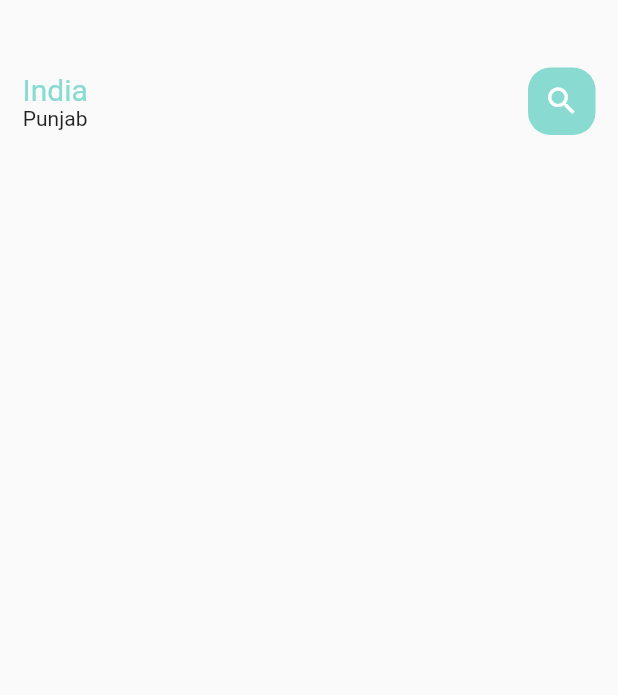
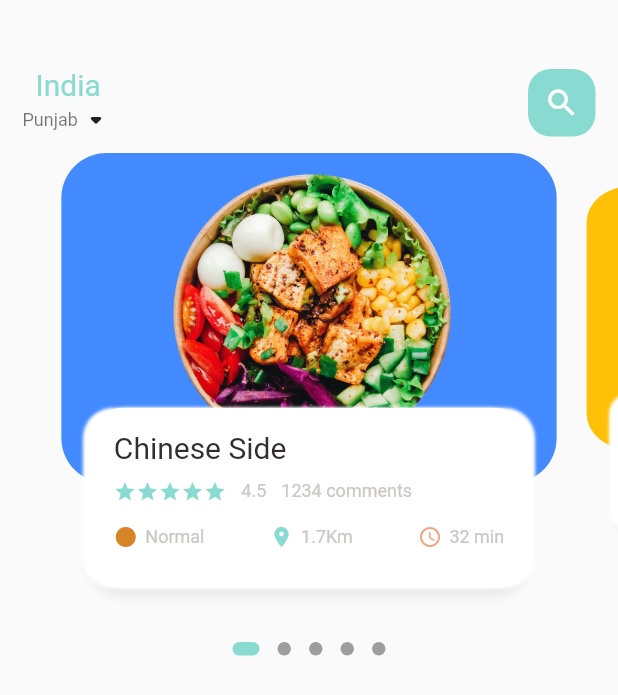
Before and after one commit to ParveenKumar8/food_ordering_app, a Flutter app: the screen it shows after launch, on a phone screen of 412 x 824 dp. Shown: the top 695 px of the screen. Run offline on Flutter 3.47's test engine with Material 2 defaults, Android fonts, the phone set to English and light mode, and no system bars; drawn by our look-alikes of dots_indicator.

Commit message:
added home body

```diff
--- /dev/null
+++ b/lib/home/food_page_body.dart
@@ -0,0 +1,198 @@
+import 'package:dots_indicator/dots_indicator.dart';
+import 'package:flutter/material.dart';
+import 'package:food_ordering_app/utils/app_colors.dart';
+import 'package:food_ordering_app/widgets/icon_and_text_widget.dart';
+import 'package:food_ordering_app/widgets/secondary_text.dart';
+import 'package:food_ordering_app/widgets/title_text.dart';
+
+class FoodPageBody extends StatefulWidget {
+  const FoodPageBody({Key? key}) : super(key: key);
+
+  @override
+  _FoodPageBodyState createState() => _FoodPageBodyState();
+}
+
+class _FoodPageBodyState extends State<FoodPageBody> {
+  PageController pageController = PageController(viewportFraction: 0.85);
+  var _currentPageValue = 0.0;
+  final double _scaleFactor = 0.8;
+  final double heightContainer = 220.0;
+
+  @override
+  void initState() {
+    super.initState();
+    pageController.addListener(() {
+      setState(() {
+        _currentPageValue = pageController.page!;
+        //print('Current Page Value  $_currentPageValue');
+      });
+    });
+  }
+
+  @override
+  void dispose() {
+    super.dispose();
+    pageController.dispose();
+  }
+
+  @override
+  Widget build(BuildContext context) {
+    return Column(
+      children: [
+        Container(
+          margin: const EdgeInsets.only(top: 10),
+          height: 320,
+          child: PageView.builder(
+              controller: pageController,
+              itemCount: 5,
+              itemBuilder: (context, position) {
+                return _buildPageItem(position);
+              }),
+        ),
+        DotsIndicator(
+          dotsCount: 5,
+          position: _currentPageValue,
+          decorator: DotsDecorator(
+            activeColor: AppColors.PRIMARY_COLOR,
+            size: const Size.square(9.0),
+            activeSize: const Size(18.0, 9.0),
+            activeShape: RoundedRectangleBorder(
+                borderRadius: BorderRadius.circular(5.0)),
+          ),
+        )
+      ],
+    );
+  }
+
+  Widget _buildPageItem(int index) {
+    Matrix4 matrix = Matrix4.identity();
+    if (index == _currentPageValue.floor()) {
+      var currentScale = 1 - (_currentPageValue - index) * (1 - _scaleFactor);
+      var currentTrans = heightContainer * (1 - currentScale) / 2;
+      matrix = Matrix4.diagonal3Values(1, currentScale, 1)
+        ..setTranslationRaw(0, currentTrans, 0);
+    } else if (index == _currentPageValue.floor() + 1) {
+      var currentScale =
+          _scaleFactor + (_currentPageValue - index + 1) * (1 - _scaleFactor);
+      var currentTrans = heightContainer * (1 - currentScale) / 2;
+      matrix = Matrix4.diagonal3Values(1, currentScale, 1)
+        ..setTranslationRaw(0, currentTrans, 0);
+      ;
+    } else if (index == _currentPageValue.floor() - 1) {
+      var currentScale = 1 - (_currentPageValue - index) * (1 - _scaleFactor);
+      var currentTrans = heightContainer * (1 - currentScale) / 2;
+      matrix = Matrix4.diagonal3Values(1, currentScale, 1)
+        ..setTranslationRaw(0, currentTrans, 0);
+    } else {
+      var currentScale = 0.8;
+      var currentTrans = heightContainer * (1 - currentScale) / 2;
+      matrix = Matrix4.diagonal3Values(1, currentScale, 1)
+        ..setTranslationRaw(0, currentTrans, 0);
+    }
+
+    return Transform(
+      transform: matrix,
+      child: Stack(
+        children: [
+          Container(
+            height: heightContainer,
+            margin: const EdgeInsets.only(left: 10.0, right: 10.0),
+            decoration: BoxDecoration(
+                borderRadius: BorderRadius.circular(30.0),
+                color: index.isEven ? Colors.blueAccent : Colors.amber,
+                image: const DecorationImage(
+                    image: AssetImage("assets/images/burger.png"),
+                    fit: BoxFit.contain)),
+          ),
+          Align(
+            alignment: Alignment.bottomCenter,
+            child: Container(
+              height: 120,
+              margin: const EdgeInsets.only(left: 30, right: 30, bottom: 30),
+              decoration: BoxDecoration(
+                  borderRadius: BorderRadius.circular(20.0),
+                  color: Colors.white,
+                  boxShadow: const [
+                    BoxShadow(
+                      color: Color(0xFFe8e8e8),
+                      offset: Offset(0, 5),
+                      blurRadius: 5.0,
+                    ),
+                    BoxShadow(
+                      color: Colors.white,
+                      offset: Offset(-5, 0),
+                      blurRadius: 1.0,
+                    ),
+                    BoxShadow(
+                      color: Colors.white,
+                      offset: Offset(5, 0),
+                      blurRadius: 1.0,
+                    ),
+                  ]
+                  // image: const DecorationImage(
+                  //   image: AssetImage("assets/images/burger.png"),
+                  //   fit: BoxFit.contain,
+                  // ),
+                  ),
+              child: Container(
+                padding:
+                    const EdgeInsets.only(left: 15.0, right: 15.0, top: 15.0),
+                child: Column(
+                  crossAxisAlignment: CrossAxisAlignment.start,
+                  children: [
+                    TitleText(text: "Chinese Side"),
+                    const SizedBox(
+                      height: 10,
+                    ),
+                    Row(
+                      mainAxisAlignment: MainAxisAlignment.start,
+                      children: [
+                        Wrap(
+                          children: List.generate(
+                              5,
+                              (index) => Icon(
+                                    Icons.star,
+                                    color: AppColors.PRIMARY_COLOR,
+                                    size: 15,
+                                  )),
+                        ),
+                        const SizedBox(
+                          width: 10,
+                        ),
+                        SecondaryText(text: "4.5"),
+                        const SizedBox(
+                          width: 10,
+                        ),
+                        SecondaryText(text: "1234 comments"),
+                      ],
+                    ),
+                    const SizedBox(
+                      height: 15,
+                    ),
+                    Row(
+                      mainAxisAlignment: MainAxisAlignment.spaceBetween,
+                      children: [
+                        IconAndTextWidget(
+                            iconColor: AppColors.ICON_COLOR1,
+                            text: "Normal",
+                            icon: Icons.circle_sharp),
+                        IconAndTextWidget(
+                            iconColor: AppColors.PRIMARY_COLOR,
+                            text: "1.7Km",
+                            icon: Icons.location_on),
+                        IconAndTextWidget(
+                            iconColor: AppColors.ICON_COLOR2,
+                            text: "32 min",
+                            icon: Icons.access_time_rounded)
+                      ],
+                    )
+                  ],
+                ),
+              ),
+            ),
+          )
+        ],
+      ),
+    );
+  }
+}
--- a/lib/home/main_food_page.dart
+++ b/lib/home/main_food_page.dart
@@ -1,5 +1,7 @@
 import 'package:flutter/material.dart';
+import 'package:food_ordering_app/home/food_page_body.dart';
 import 'package:food_ordering_app/utils/app_colors.dart';
+import 'package:food_ordering_app/widgets/secondary_text.dart';
 import 'package:food_ordering_app/widgets/title_text.dart';
 
 class MainFoodPage extends StatelessWidget {
@@ -21,7 +23,15 @@ class MainFoodPage extends StatelessWidget {
                       text: "India",
                       color: AppColors.PRIMARY_COLOR,
                     ),
-                    Text("Punjab")
+                    Row(
+                      children: [
+                        SecondaryText(
+                          text: "Punjab",
+                          color: Colors.black54,
+                        ),
+                        const Icon(Icons.arrow_drop_down_rounded)
+                      ],
+                    )
                   ]),
                   Center(
                     child: Container(
@@ -38,6 +48,7 @@ class MainFoodPage extends StatelessWidget {
                   ),
                 ]),
           ),
+          const FoodPageBody(),
         ],
       ),
     );
--- a/lib/utils/app_colors.dart
+++ b/lib/utils/app_colors.dart
@@ -3,8 +3,9 @@ import 'package:flutter/material.dart';
 class AppColors {
   static final Color PRIMARY_COLOR = Color(0xFF89dad0);
   static final Color SECONDARY_COLOR = Color(0xFF89dad0);
-  static final Color TEXT_COLOR = Color(0xFFccc7c5);
+  static final Color SECONDARY_TEXT_COLOR = Color(0xFFccc7c5);
   static final Color TEXT_BLACK_COLOR = Color(0xFF332d2b);
-  static final Color ICON_COLOR = Color(0xFF89dad0);
+  static final Color ICON_COLOR1 = Color.fromARGB(255, 214, 132, 37);
+  static final Color ICON_COLOR2 = Color.fromARGB(150, 228, 104, 47);
   static final Color WHITE_COLOR = Color(0xFFFFFFFF);
 }
--- /dev/null
+++ b/lib/widgets/icon_and_text_widget.dart
@@ -0,0 +1,34 @@
+import 'package:flutter/material.dart';
+import 'package:food_ordering_app/widgets/secondary_text.dart';
+
+class IconAndTextWidget extends StatelessWidget {
+  final Color iconColor;
+  final String text;
+  final IconData icon;
+
+  const IconAndTextWidget(
+      {Key? key,
+      required this.iconColor,
+      required this.text,
+      required this.icon})
+      : super(key: key);
+
+  @override
+  Widget build(BuildContext context) {
+    return Row(
+      children: [
+        Icon(
+          icon,
+          color: iconColor,
+          size: 16,
+        ),
+        const SizedBox(
+          width: 5,
+        ),
+        SecondaryText(
+          text: text,
+        )
+      ],
+    );
+  }
+}
--- /dev/null
+++ b/lib/widgets/secondary_text.dart
@@ -0,0 +1,28 @@
+import 'package:flutter/material.dart';
+
+class SecondaryText extends StatelessWidget {
+  Color? color;
+  final String text;
+  double textSize;
+  double textHeight;
+
+  SecondaryText({
+    Key? key,
+    this.color = const Color(0xFFccc7c5),
+    required this.text,
+    this.textSize = 12.0,
+    this.textHeight = 1.2,
+  }) : super(key: key);
+
+  @override
+  Widget build(BuildContext context) {
+    return Text(
+      text,
+      style: TextStyle(
+          color: color,
+          fontFamily: 'Roboto',
+          fontSize: textSize,
+          height: textHeight),
+    );
+  }
+}
--- a/lib/widgets/title_text.dart
+++ b/lib/widgets/title_text.dart
@@ -18,6 +18,7 @@ class TitleText extends StatelessWidget {
   Widget build(BuildContext context) {
     return Text(
       text,
+      maxLines: 1,
       overflow: textOverflow,
       style: TextStyle(
         fontWeight: FontWeight.w400,
--- a/pubspec.yaml
+++ b/pubspec.yaml
@@ -29,7 +29,8 @@ environment:
 dependencies:
   flutter:
     sdk: flutter
-
+  dots_indicator: ^2.1.0
+  get: ^4.6.1
 
   # The following adds the Cupertino Icons font to your application.
   # Use with the CupertinoIcons class for iOS style icons.
```
Also changed, not shown: assets/images/burger.png (added), pubspec.lock, 14 other files.
